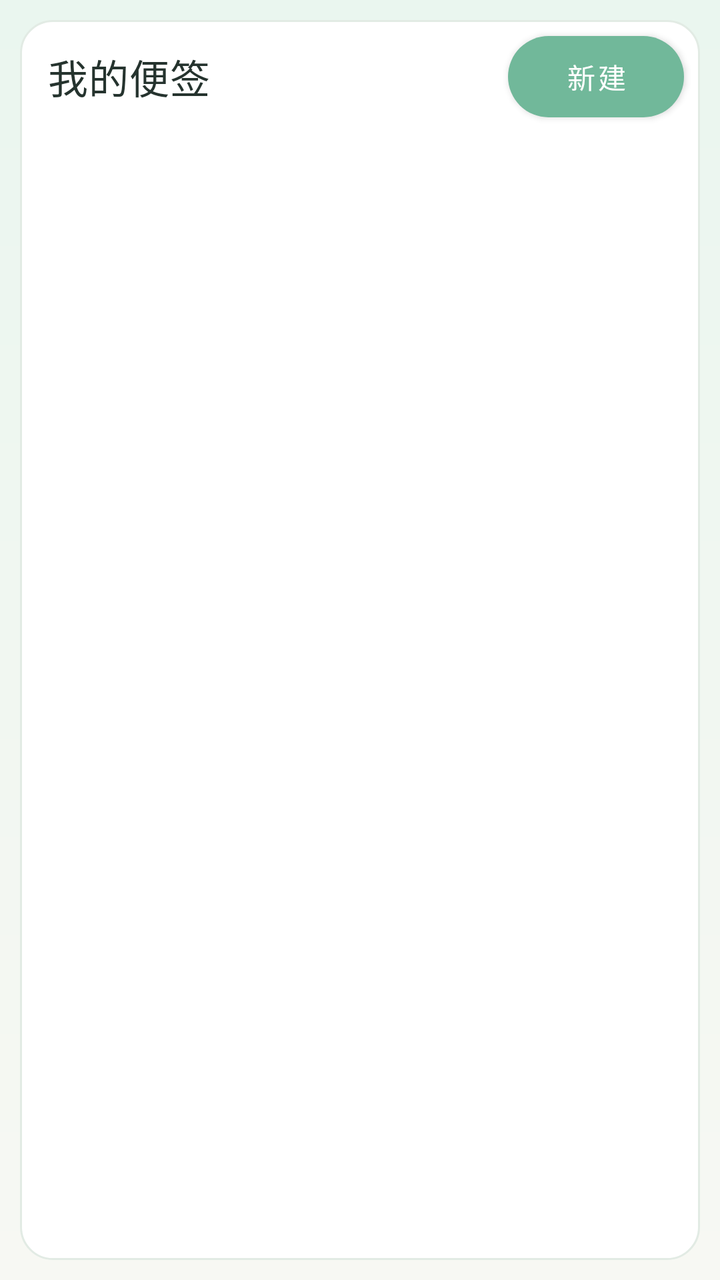
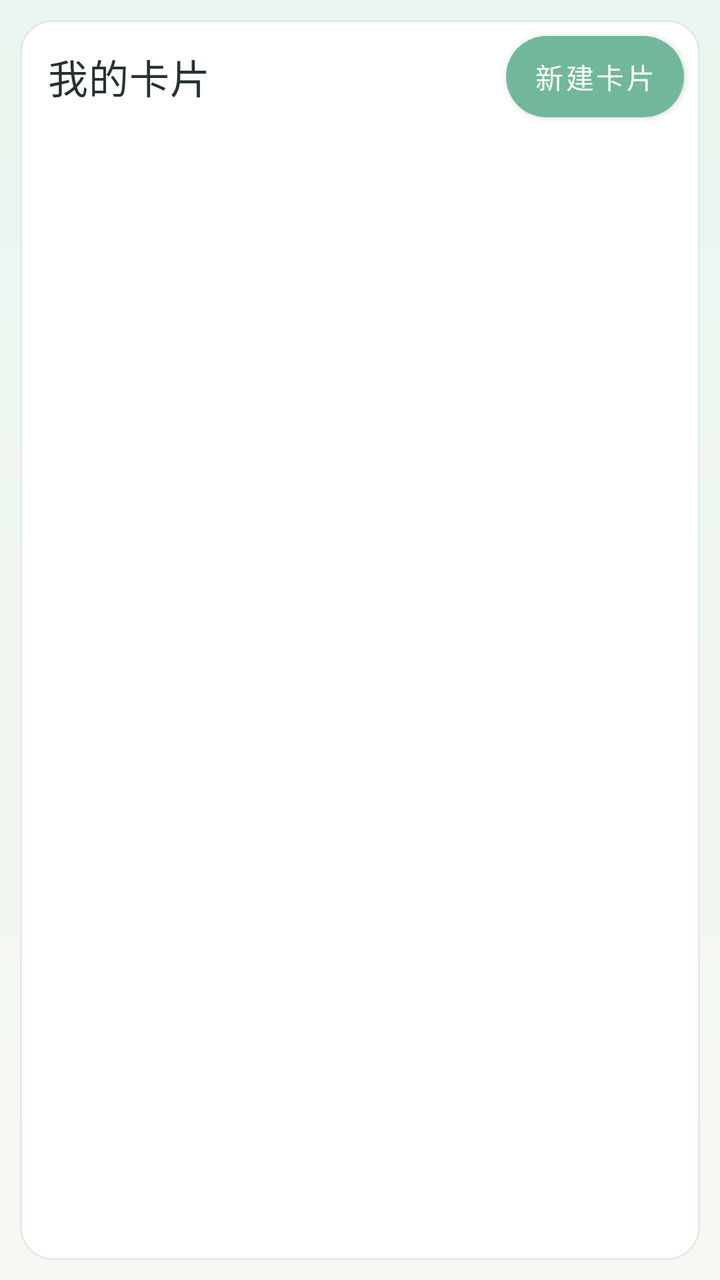

Before-and-after screenshots of an Android layout around one commit, followed by the original layout XML and the change that was made.
<!-- AndroidManifest.xml: application theme Theme.RainNote -->
<!-- res/layout/fragment_transform.xml -->
<?xml version="1.0" encoding="utf-8"?>
<LinearLayout xmlns:android="http://schemas.android.com/apk/res/android"
    xmlns:tools="http://schemas.android.com/tools"
    android:layout_width="match_parent"
    android:layout_height="match_parent"
    android:background="@drawable/bg_rainnote_root"
    android:orientation="vertical"
    android:padding="10dp"
    tools:context=".ui.transform.TransformFragment">

    <LinearLayout
        android:id="@+id/note_list_panel"
        android:layout_width="match_parent"
        android:layout_height="match_parent"
        android:background="@drawable/bg_card"
        android:orientation="vertical">

        <LinearLayout
            android:layout_width="match_parent"
            android:layout_height="wrap_content"
            android:gravity="center_vertical"
            android:orientation="horizontal">

            <TextView
                android:layout_width="0dp"
                android:layout_height="wrap_content"
                android:layout_weight="1"
                android:paddingStart="14dp"
                android:text="我的便签"
                android:textColor="@color/rn_text"
                android:textAppearance="?attr/textAppearanceHeadline6" />

            <Button
                android:id="@+id/button_add_note"
                android:layout_width="wrap_content"
                android:layout_height="wrap_content"
                android:layout_margin="8dp"
                android:background="@drawable/bg_button_primary"
                android:minHeight="36dp"
                android:paddingStart="14dp"
                android:paddingEnd="14dp"
                android:text="新建"
                android:textAllCaps="false"
                android:textColor="@color/white" />
        </LinearLayout>

        <androidx.recyclerview.widget.RecyclerView
            android:id="@+id/recyclerview_transform"
            android:layout_width="match_parent"
            android:layout_height="0dp"
            android:layout_marginStart="8dp"
            android:layout_marginEnd="8dp"
            android:layout_marginBottom="8dp"
            android:layout_weight="1"
            android:overScrollMode="never" />
    </LinearLayout>

    <LinearLayout
        android:id="@+id/editor_panel"
        android:layout_width="match_parent"
        android:layout_height="match_parent"
        android:background="@drawable/bg_card"
        android:orientation="vertical"
        android:padding="10dp"
        android:visibility="gone">

        <Button
            android:id="@+id/button_back_to_list"
            android:layout_width="wrap_content"
            android:layout_height="wrap_content"
            android:background="@drawable/bg_button_soft"
            android:minHeight="34dp"
            android:paddingStart="12dp"
            android:paddingEnd="12dp"
            android:text="返回便签列表"
            android:textAllCaps="false"
            android:textColor="@color/rn_primary_dark" />

        <EditText
            android:id="@+id/edit_note_title"
            android:layout_width="match_parent"
            android:layout_height="wrap_content"
            android:hint="便签标题"
            android:inputType="textCapSentences"
            android:singleLine="true"
            android:textColor="@color/rn_text"
            android:textColorHint="@color/rn_text_muted"
            android:textSize="20sp" />

        <androidx.recyclerview.widget.RecyclerView
            android:id="@+id/recyclerview_blocks"
            android:layout_width="match_parent"
            android:layout_height="0dp"
            android:layout_weight="1"
            android:clipToPadding="false"
            android:paddingTop="8dp"
            android:paddingBottom="8dp" />

        <Button
            android:id="@+id/button_add_block"
            android:layout_width="match_parent"
            android:layout_height="wrap_content"
            android:background="@drawable/bg_button_primary"
            android:minHeight="38dp"
            android:text="添加一行"
            android:textAllCaps="false"
            android:textColor="@color/white" />

        <Button
            android:id="@+id/button_delete_note"
            android:layout_width="match_parent"
            android:layout_height="wrap_content"
            android:layout_marginTop="8dp"
            android:background="@drawable/bg_button_danger"
            android:minHeight="38dp"
            android:text="删除当前便签"
            android:textAllCaps="false"
            android:textColor="@color/rn_danger" />
    </LinearLayout>
</LinearLayout>
<!-- resources referenced by this layout -->
<resources>
  <color name="rn_danger">#FFD87B7B</color>
  <color name="rn_primary_dark">#FF3D8E75</color>
  <color name="rn_text">#FF25332E</color>
  <color name="rn_text_muted">#FF7B8A84</color>
  <color name="white">#FFFFFFFF</color>
  <!-- drawable bg_button_danger (drawable) -->
  <?xml version="1.0" encoding="utf-8"?>
  <shape xmlns:android="http://schemas.android.com/apk/res/android">
      <solid android:color="#FFFFF7F7" />
      <corners android:radius="999dp" />
      <stroke
          android:width="1dp"
          android:color="@color/rn_danger" />
  </shape>
  <!-- drawable bg_button_primary (drawable) -->
  <?xml version="1.0" encoding="utf-8"?>
  <shape xmlns:android="http://schemas.android.com/apk/res/android">
      <solid android:color="@color/rn_primary" />
      <corners android:radius="999dp" />
  </shape>
  <!-- drawable bg_button_soft (drawable) -->
  <?xml version="1.0" encoding="utf-8"?>
  <shape xmlns:android="http://schemas.android.com/apk/res/android">
      <solid android:color="@color/rn_surface_soft" />
      <corners android:radius="999dp" />
      <stroke
          android:width="1dp"
          android:color="@color/rn_line" />
  </shape>
  <!-- drawable bg_card (drawable) -->
  <?xml version="1.0" encoding="utf-8"?>
  <shape xmlns:android="http://schemas.android.com/apk/res/android">
      <solid android:color="@color/rn_surface" />
      <corners android:radius="16dp" />
      <stroke
          android:width="1dp"
          android:color="@color/rn_line" />
  </shape>
  <!-- drawable bg_rainnote_root (drawable) -->
  <?xml version="1.0" encoding="utf-8"?>
  <shape xmlns:android="http://schemas.android.com/apk/res/android">
      <gradient
          android:angle="270"
          android:endColor="#FFF7F8F3"
          android:startColor="#FFEAF6EF" />
  </shape>
  <style name="Theme.RainNote" parent="Theme.MaterialComponents.DayNight.DarkActionBar">
          
          <item name="colorPrimary">@color/rn_primary</item>
          <item name="colorPrimaryVariant">@color/rn_primary_dark</item>
          <item name="colorOnPrimary">@color/white</item>
          
          <item name="colorSecondary">@color/rn_primary</item>
          <item name="colorSecondaryVariant">@color/rn_primary_dark</item>
          <item name="colorOnSecondary">@color/white</item>
          
          <item name="android:statusBarColor">@color/rn_bg</item>
          <item name="android:navigationBarColor">@color/rn_bg</item>
          <item name="android:windowLightStatusBar" tools:targetApi="m">true</item>
          
      </style>
  <color name="rn_primary">#FF71B89A</color>
  <color name="rn_surface_soft">#FFF0F7EF</color>
  <color name="rn_line">#FFE2EBE4</color>
  <color name="rn_surface">#FFFFFFFF</color>
  <color name="rn_bg">#FFF7F8F3</color>
</resources>

<!-- the commit's change to res/layout/fragment_transform.xml (unified diff, before → after) -->
@@ -26,7 +26,7 @@
                 android:layout_height="wrap_content"
                 android:layout_weight="1"
                 android:paddingStart="14dp"
-                android:text="我的便签"
+                android:text="我的卡片"
                 android:textColor="@color/rn_text"
                 android:textAppearance="?attr/textAppearanceHeadline6" />
 
@@ -39,7 +39,7 @@
                 android:minHeight="36dp"
                 android:paddingStart="14dp"
                 android:paddingEnd="14dp"
-                android:text="新建"
+                android:text="新建卡片"
                 android:textAllCaps="false"
                 android:textColor="@color/white" />
         </LinearLayout>
@@ -72,7 +72,7 @@
             android:minHeight="34dp"
             android:paddingStart="12dp"
             android:paddingEnd="12dp"
-            android:text="返回便签列表"
+            android:text="返回卡片列表"
             android:textAllCaps="false"
             android:textColor="@color/rn_primary_dark" />
 
@@ -80,7 +80,7 @@
             android:id="@+id/edit_note_title"
             android:layout_width="match_parent"
             android:layout_height="wrap_content"
-            android:hint="便签标题"
+            android:hint="卡片标题"
             android:inputType="textCapSentences"
             android:singleLine="true"
             android:textColor="@color/rn_text"
@@ -113,7 +113,7 @@
             android:layout_marginTop="8dp"
             android:background="@drawable/bg_button_danger"
             android:minHeight="38dp"
-            android:text="删除当前便签"
+            android:text="删除当前卡片"
             android:textAllCaps="false"
             android:textColor="@color/rn_danger" />
     </LinearLayout>
